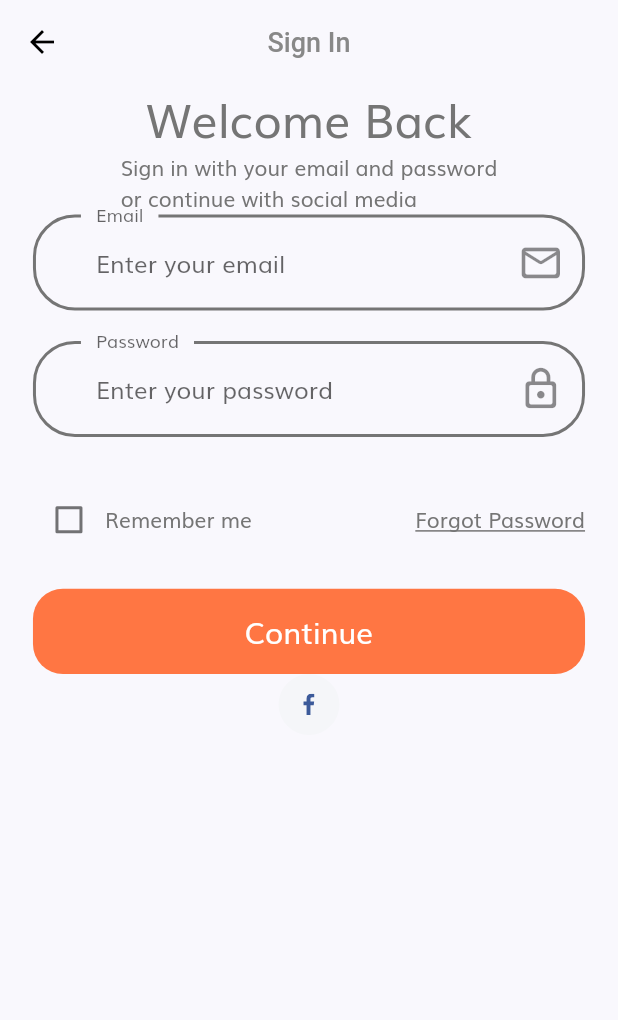
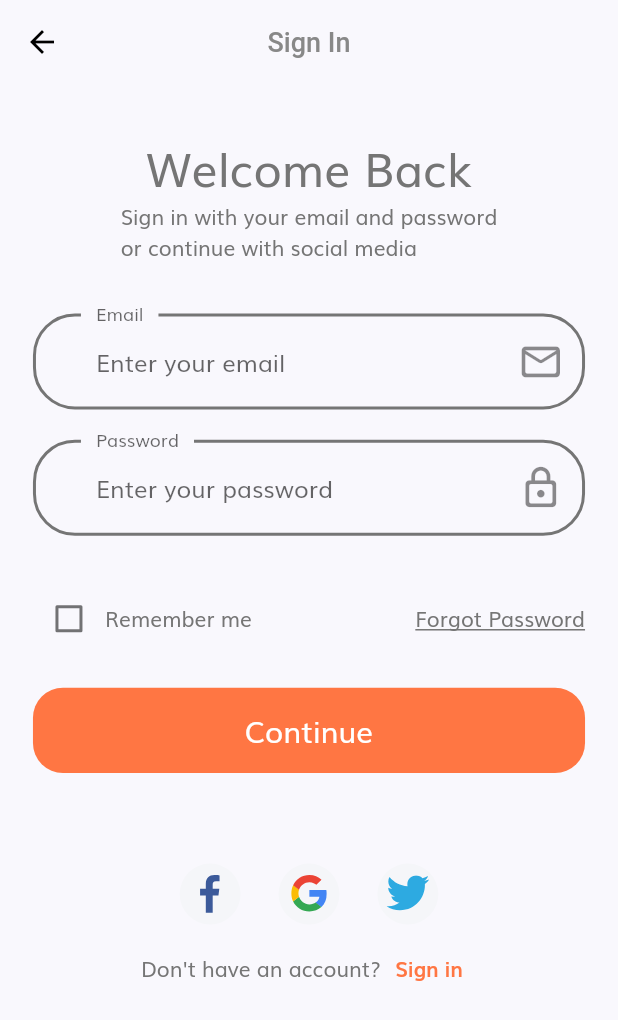
Before and after one commit to omnrohr/gas-location, a Flutter app: the LogInScreen screen opened by its route, on a phone screen of 412 x 824 dp. Shown: the top 1020 px of the screen. Run offline on Flutter 3.47's test engine with Material 2 defaults, Android fonts, the phone set to English and light mode, and no system bars; our stand-ins replace flutter_svg.

Commit message:
finishing login form UI

```diff
--- a/lib/screens/login_screen/components/log_in_body.dart
+++ b/lib/screens/login_screen/components/log_in_body.dart
@@ -8,6 +8,7 @@ import '../../../size_config.dart';
 import '../../../components/error_form.dart';
 import './custom_suffix_icon.dart';
 import './sign_in_form.dart';
+import './social_card.dart';
 
 class LogInBody extends StatelessWidget {
   const LogInBody({Key? key}) : super(key: key);
@@ -16,9 +17,13 @@ class LogInBody extends StatelessWidget {
   Widget build(BuildContext context) {
     return SizedBox(
       width: double.infinity,
+      child: SingleChildScrollView(
         child: Column(
           crossAxisAlignment: CrossAxisAlignment.center,
           children: [
+            SizedBox(
+              height: SizeConfig.screenHeight * 0.04,
+            ),
             Text(
               'Welcome Back',
               style: TextStyle(
@@ -29,16 +34,49 @@ class LogInBody extends StatelessWidget {
               'Sign in with your email and password\nor continue with social media',
               style: Theme.of(context).textTheme.bodyText1,
             ),
+            SizedBox(
+              height: SizeConfig.screenHeight * 0.04,
+            ),
             const SignInForm(),
-          Container(
-            padding: EdgeInsets.all(getProportionateScreenWidth(12)),
-            height: getProportionateScreenHeight(40),
-            width: getProportionateScreenWidth(40),
-            decoration: const BoxDecoration(
-                color: Color(0XFFF5F6F9), shape: BoxShape.circle),
-            child: SvgPicture.asset('assets/icons/facebook-2.svg'),
+            SizedBox(
+              height: SizeConfig.screenHeight * 0.04,
+            ),
+            SizedBox(
+              height: getProportionateScreenWidth(20),
+            ),
+            Row(
+              mainAxisAlignment: MainAxisAlignment.center,
+              children: [
+                SocialCard(
+                  image: 'assets/icons/facebook-2.svg',
+                  onPress: () {},
+                ),
+                SocialCard(
+                  image: 'assets/icons/google-icon.svg',
+                  onPress: () {},
+                ),
+                SocialCard(
+                  image: 'assets/icons/twitter.svg',
+                  onPress: () {},
                 ),
               ],
+            ),
+            Row(
+              mainAxisAlignment: MainAxisAlignment.center,
+              children: [
+                Text("Don't have an account?"),
+                TextButton(
+                  onPressed: () {},
+                  child: Text(
+                    'Sign in',
+                    style: TextStyle(
+                        color: kPrimaryColor, fontWeight: FontWeight.bold),
+                  ),
+                ),
+              ],
+            )
+          ],
+        ),
       ),
     );
   }
--- /dev/null
+++ b/lib/screens/login_screen/components/social_card.dart
@@ -0,0 +1,32 @@
+import 'package:flutter/material.dart';
+import 'package:flutter_svg/flutter_svg.dart';
+
+import '../../../size_config.dart';
+
+class SocialCard extends StatelessWidget {
+  const SocialCard({
+    Key? key,
+    required this.image,
+    required this.onPress,
+  }) : super(key: key);
+  final String image;
+  final VoidCallback onPress;
+
+  @override
+  Widget build(BuildContext context) {
+    return InkWell(
+      onTap: onPress,
+      child: Container(
+        margin: EdgeInsets.symmetric(
+            horizontal: getProportionateScreenWidth(10),
+            vertical: getProportionateScreenWidth(5)),
+        padding: EdgeInsets.all(getProportionateScreenWidth(7)),
+        height: getProportionateScreenHeight(40),
+        width: getProportionateScreenWidth(40),
+        decoration: const BoxDecoration(
+            color: Color(0XFFF5F6F9), shape: BoxShape.circle),
+        child: SvgPicture.asset(image),
+      ),
+    );
+  }
+}
```
Lines whose indentation alone changed are shown as unchanged.
